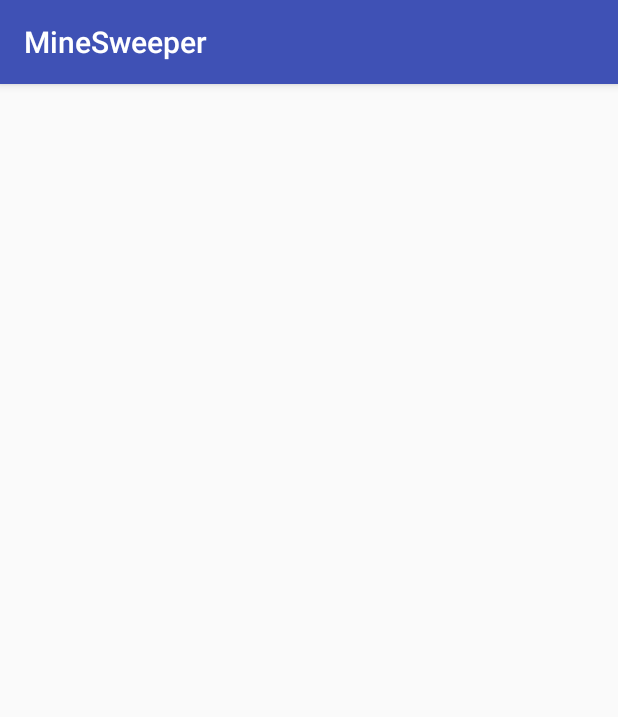
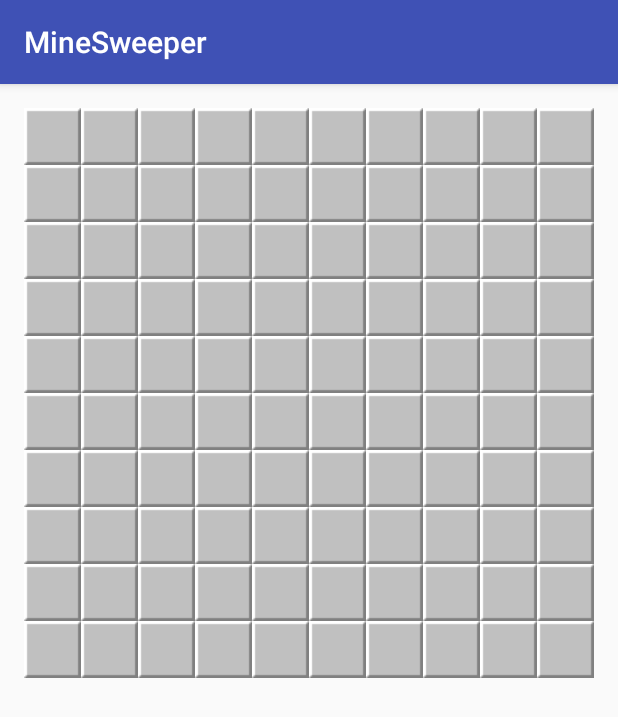
Before and after one commit to hylmartin/MineSweeper, an Android app: the screen it shows after launch (MainActivity), on a phone screen of 412 x 824 dp. Shown: the top 717 px of the screen. Run offline under Robolectric (Android 15) with nearby library versions, the phone set to English and light mode, and no system bars.

Commit message:
gridView adition
Visual representation of board

```diff
--- a/app/src/main/java/com/example/martinhyl/minesweeper/Game.java
+++ b/app/src/main/java/com/example/martinhyl/minesweeper/Game.java
@@ -1,6 +1,9 @@
 package com.example.martinhyl.minesweeper;
 
 import android.content.Context;
+import android.view.View;
+
+import com.example.martinhyl.minesweeper.grid.Cell;
 
 /**
  * Created by Martin Hyl on 11/26/2017.
@@ -9,9 +12,12 @@ import android.content.Context;
 public class Game {
     private static Game instance;
     private Context context;
-    private final int mines = 10;
-    private final int width = 10;
-    private final int height = 10;
+
+    public static final int mines = 10;
+    public static final int width = 10;
+    public static final int height = 10;
+
+    private Cell[][] grid = new Cell[width][height];
 
     public static Game getInstance(){
         if (instance == null) {
@@ -24,8 +30,27 @@ public class Game {
         this.context = context;
 
         Board board = new Board(mines,width,height);
+        setGrid(context,board.getBoard());
 
 
     }
 
+    public View getCellAt(int i) {
+        int x = i % width;
+        int y = i / height;
+
+        return grid[x][y];
+    }
+
+    private void setGrid(final Context context, final int[][] grid) {
+        for(int x = 0; x < width; x++) {
+            for (int y = 0; y < height; y++) {
+                if(this.grid[x][y] == null) {
+                    this.grid[x][y] = new Cell(context,y * height + x);
+                }
+                this.grid[x][y].setValue(grid[x][y]);
+                this.grid[x][y].invalidate();
+            }
+        }
+    }
 }
--- /dev/null
+++ b/app/src/main/java/com/example/martinhyl/minesweeper/grid/BaseCell.java
@@ -0,0 +1,106 @@
+package com.example.martinhyl.minesweeper.grid;
+
+import android.content.Context;
+import android.view.View;
+
+import com.example.martinhyl.minesweeper.Game;
+
+/**
+ * Created by Martin Hyl on 11/26/2017.
+ */
+
+public abstract class BaseCell extends View{
+    private int value;
+    private boolean isBomb;
+    private boolean isOpened;
+    private boolean isChecked;
+    private boolean isFlagged;
+
+    private int x;
+    private int y;
+
+    private int position;
+
+    public BaseCell(Context context) {
+        super(context);
+
+    }
+
+    public int getValue() {
+        return value;
+    }
+
+    public void setValue(int value) {
+        isBomb = false;
+        isOpened = false;
+        isChecked = false;
+        isFlagged = false;
+
+        if(value == -1) {
+            isBomb = true;
+        }
+    }
+
+    public boolean isBomb() {
+        return isBomb;
+    }
+
+    public void setBomb(boolean bomb) {
+        isBomb = bomb;
+    }
+
+    public boolean isOpened() {
+        return isOpened;
+    }
+
+    public void setOpened(boolean opened) {
+        isOpened = opened;
+    }
+
+    public boolean isChecked() {
+        return isChecked;
+    }
+
+    public void setChecked() {
+        this.isChecked = true;
+        this.isOpened = true;
+
+        invalidate();
+    }
+
+    public boolean isFlagged() {
+        return isFlagged;
+    }
+
+    public void setFlagged(boolean flagged) {
+        isFlagged = flagged;
+    }
+
+
+    public int getXPos() {
+        return x;
+    }
+
+    public void setX(int x) {
+        this.x = x;
+    }
+
+    public int getYPos() {
+        return y;
+    }
+
+    public void setY(int y) {
+        this.y = y;
+    }
+
+    public int getPosition() {
+        return position;
+    }
+
+    public void setPosition(int position) {
+        this.position = position;
+        x = position % Game.height;
+        y = position / Game.width;
+        invalidate();
+    }
+}
--- /dev/null
+++ b/app/src/main/java/com/example/martinhyl/minesweeper/grid/Cell.java
@@ -0,0 +1,39 @@
+package com.example.martinhyl.minesweeper.grid;
+
+import android.content.Context;
+import android.graphics.Canvas;
+import android.graphics.drawable.Drawable;
+import android.support.v4.content.ContextCompat;
+
+import com.example.martinhyl.minesweeper.R;
+
+/**
+ * Created by Martin Hyl on 11/26/2017.
+ */
+
+public class Cell extends BaseCell {
+
+    public Cell(Context context, int i) {
+        super(context);
+
+        setPosition(i);
+    }
+
+    @Override
+    protected void onMeasure(int widthMeasureSpec, int heightMeasureSpec) {
+        super.onMeasure(widthMeasureSpec, widthMeasureSpec);
+    }
+
+    @Override
+    protected void onDraw(Canvas canvas) {
+        super.onDraw(canvas);
+
+        drawButton(canvas);
+    }
+
+    private void drawButton(Canvas canvas) {
+        Drawable drawable = ContextCompat.getDrawable(getContext(), R.drawable.button);
+        drawable.setBounds(0,0,getWidth(),getHeight());
+        drawable.draw(canvas);
+    }
+}
--- /dev/null
+++ b/app/src/main/java/com/example/martinhyl/minesweeper/grid/Grid.java
@@ -0,0 +1,52 @@
+package com.example.martinhyl.minesweeper.grid;
+
+import android.content.Context;
+import android.util.AttributeSet;
+import android.view.View;
+import android.view.ViewGroup;
+import android.widget.BaseAdapter;
+import android.widget.GridView;
+
+import com.example.martinhyl.minesweeper.Game;
+
+/**
+ * Created by Martin Hyl on 11/26/2017.
+ */
+
+public class Grid extends GridView{
+    public Grid (Context context, AttributeSet attrs) {
+        super(context,attrs);
+
+        setNumColumns(Game.width);
+        setAdapter(new GridAdapter());
+
+    }
+
+    @Override
+    protected void onMeasure(int widthMeasureSpec, int heightMeasureSpec) {
+        super.onMeasure(widthMeasureSpec, widthMeasureSpec);
+    }
+
+    private class GridAdapter extends BaseAdapter {
+
+        @Override
+        public int getCount() {
+            return Game.getInstance().width * Game.getInstance().height;
+        }
+
+        @Override
+        public Object getItem(int i) {
+            return null;
+        }
+
+        @Override
+        public long getItemId(int i) {
+            return 0;
+        }
+
+        @Override
+        public View getView(int i, View view, ViewGroup viewGroup) {
+            return Game.getInstance().getCellAt(i);
+        }
+    }
+}
--- a/app/src/main/res/layout/activity_main.xml
+++ b/app/src/main/res/layout/activity_main.xml
@@ -1,9 +1,25 @@
 <?xml version="1.0" encoding="utf-8"?>
-<android.support.constraint.ConstraintLayout xmlns:android="http://schemas.android.com/apk/res/android"
+<RelativeLayout xmlns:android="http://schemas.android.com/apk/res/android"
     xmlns:app="http://schemas.android.com/apk/res-auto"
     xmlns:tools="http://schemas.android.com/tools"
     android:layout_width="match_parent"
     android:layout_height="match_parent"
+    android:paddingBottom="16dp"
+    android:paddingTop="16dp"
+    android:paddingLeft="16dp"
+    android:paddingRight="16dp"
     tools:context="com.example.martinhyl.minesweeper.MainActivity">
 
-</android.support.constraint.ConstraintLayout>
+    <TextView
+        android:id="@+id/textView"
+        android:layout_width="match_parent"
+        android:layout_height="match_parent"
+        android:text="Manazeris" />
+    <com.example.martinhyl.minesweeper.grid.Grid
+        android:id="@+id/mineGridView"
+        android:layout_width="match_parent"
+        android:layout_height="wrap_content"
+        android:layout_centerHorizontal="true">
+
+    </com.example.martinhyl.minesweeper.grid.Grid>
+</RelativeLayout>
```
Also changed, not shown: app/src/main/res/drawable/bomb_normal.png (added), app/src/main/res/drawable/button.9.png (added).
